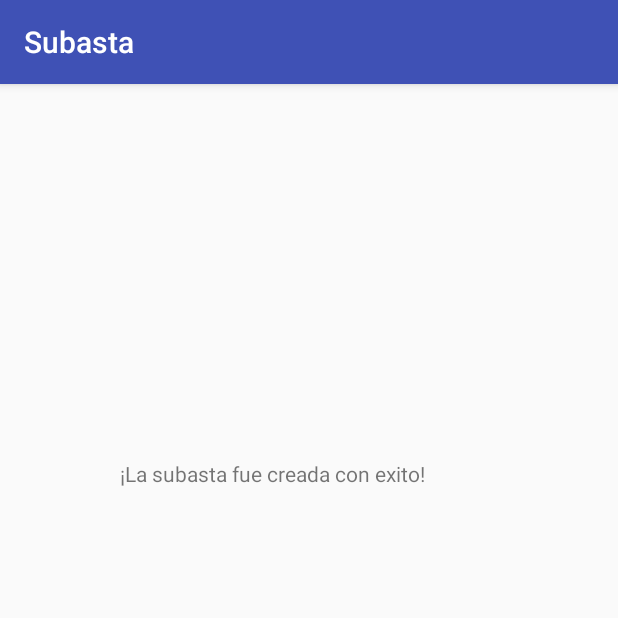
After one commit to Sagg-301/Subasta, an Android app: the SubastaCreada screen opened directly, with no data from a screen before it, on a phone screen of 412 x 824 dp, the top half of it. The commit adds this screen. Run offline under Robolectric (Android 15) with nearby library versions, the light colour scheme and no system bars.

Commit message:
Cosas-Nuevas

```diff
--- /dev/null
+++ b/app/src/main/java/com/ids/appsubasta/subasta/SubastaCreada.java
@@ -0,0 +1,21 @@
+package com.ids.appsubasta.subasta;
+
+import android.content.Intent;
+import android.os.Bundle;
+import android.support.v7.app.AppCompatActivity;
+import android.view.View;
+import android.widget.Button;
+import android.widget.EditText;
+import android.widget.Toast;
+
+/**
+ * Created by Usuario on 15/06/2017.
+ */
+
+public class SubastaCreada extends AppCompatActivity {
+    protected void onCreate(Bundle savedInstanceState) {
+        super.onCreate(savedInstanceState);
+        setContentView(R.layout.activity_subasta_creada);
+
+    }
+}
--- /dev/null
+++ b/app/src/main/res/layout/activity_subasta_creada.xml
@@ -0,0 +1,14 @@
+<?xml version="1.0" encoding="utf-8"?>
+<LinearLayout xmlns:android="http://schemas.android.com/apk/res/android"
+    android:paddingTop="250dp"
+    android:paddingLeft="80dp"
+    android:orientation="vertical"
+    android:layout_width="match_parent"
+    android:layout_height="match_parent">
+
+    <TextView
+        android:id="@+id/textView"
+        android:layout_width="match_parent"
+        android:layout_height="wrap_content"
+        android:text="¡La subasta fue creada con exito!" />
+</LinearLayout>
--- a/app/src/main/res/values/colors.xml
+++ b/app/src/main/res/values/colors.xml
@@ -2,5 +2,5 @@
 <resources>
     <color name="colorPrimary">#3F51B5</color>
     <color name="colorPrimaryDark">#303F9F</color>
-    <color name="colorAccent">#FF4081</color>
+    <color name="colorAccent">#ff4081</color>
 </resources>
--- a/build.gradle
+++ b/build.gradle
@@ -5,7 +5,7 @@ buildscript {
         jcenter()
     }
     dependencies {
-        classpath 'com.android.tools.build:gradle:2.3.0'
+        classpath 'com.android.tools.build:gradle:2.3.2'
 
         // NOTE: Do not place your application dependencies here; they belong
         // in the individual module build.gradle files
```
Also changed, not shown: app/src/main/AndroidManifest.xml (+6 -2 lines), app/src/main/java/com/ids/appsubasta/subasta/CrearSubastaActivity.java (+23 -0 lines), app/src/main/res/layout/activity_crear_subasta.xml (+42 -6 lines).
